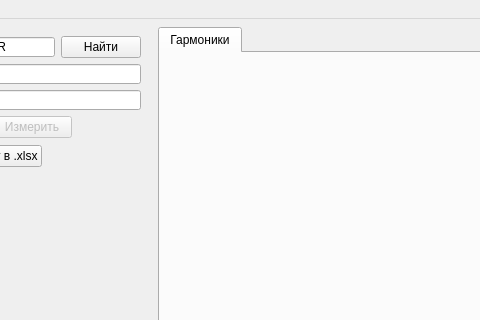
First picture: the form in mainwindow.ui, repository igrekus/lpf_uni, before the edit; both pictures show x 162 to 642 and y 0 to 320 of the 1018 by 772 pixel window.
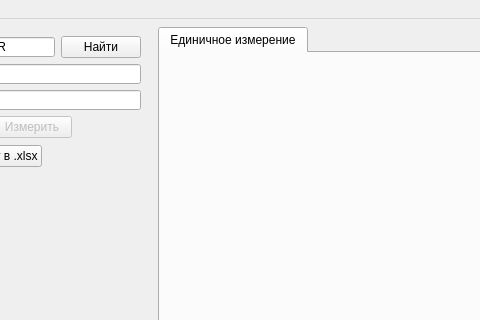
Second picture: the form after the edit.

Commit message: ref: rename single measure widget

```diff
--- a/mainwindow.ui
+++ b/mainwindow.ui
@@ -255,7 +255,7 @@
       </property>
       <widget class="QWidget" name="tabHarmonic">
        <attribute name="title">
-        <string>Гармоники</string>
+        <string>Единичное измерение</string>
        </attribute>
        <layout class="QVBoxLayout" name="layHarmonic">
         <item>
```
Left out of the diff: 4 changed lines with no effect on the pictures. The commit also changes 3 other files.
